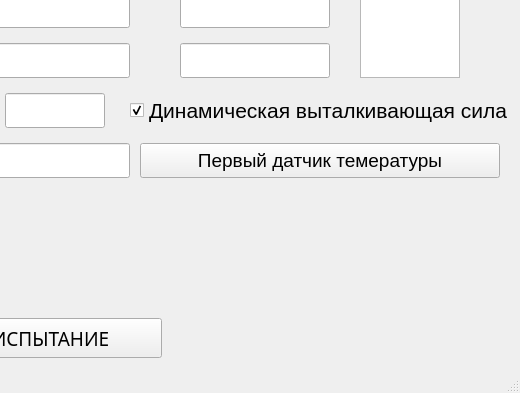
Above: ui/mainui.ui from Skorikof/SPG-023MK before the change; both pictures show x 740 to 1260 and y 537 to 930 of the 1260 by 930 pixel window. Below: the same form after it.
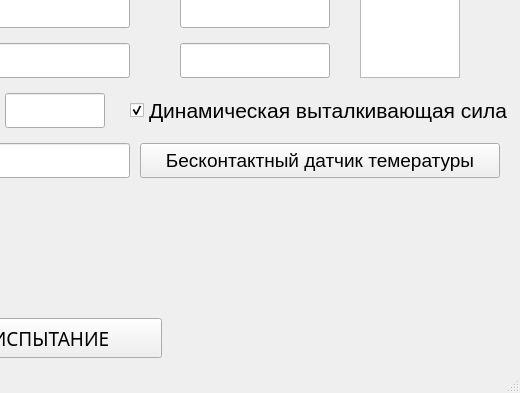
That is the form after the change. Custom widgets are drawn as their Qt base class.

Commit message: Скорректирована кнопка выбора темературного датчика. Добавлен архивный файл для тестов

What changed in the file:
```diff
--- a/ui/mainui.ui
+++ b/ui/mainui.ui
@@ -1959,7 +1959,7 @@
               </font>
              </property>
              <property name="text">
-              <string>Первый датчик темературы</string>
+              <string>Бесконтактный датчик темературы</string>
              </property>
             </widget>
            </widget>
```
The commit also changes 4 other files.
